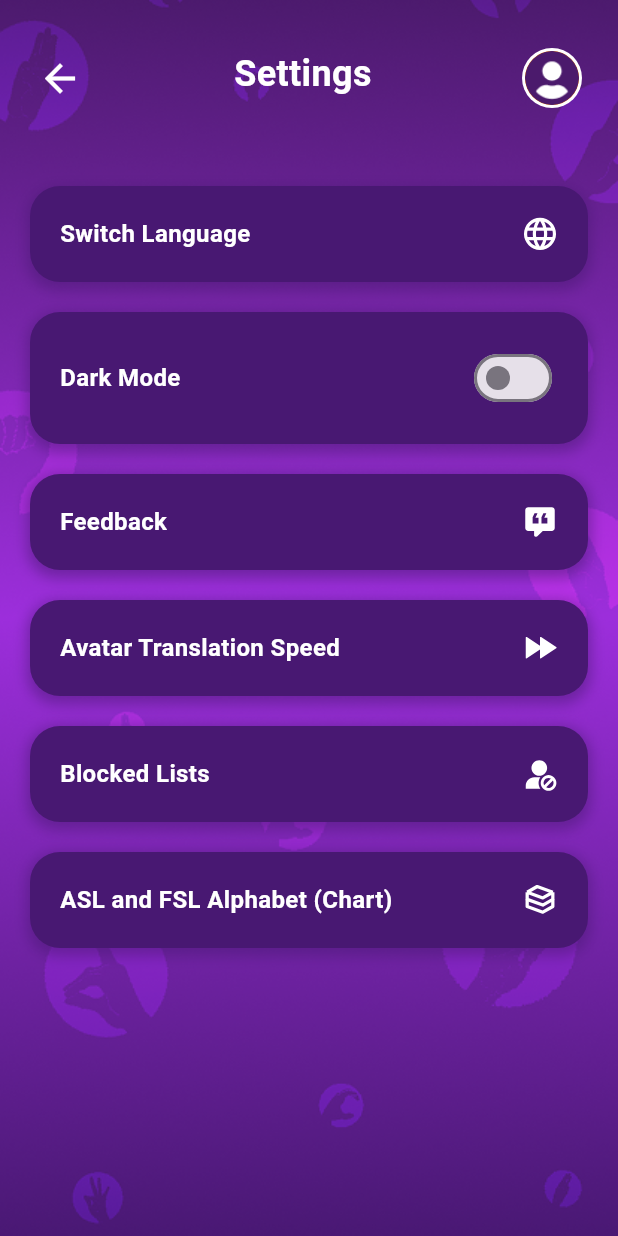
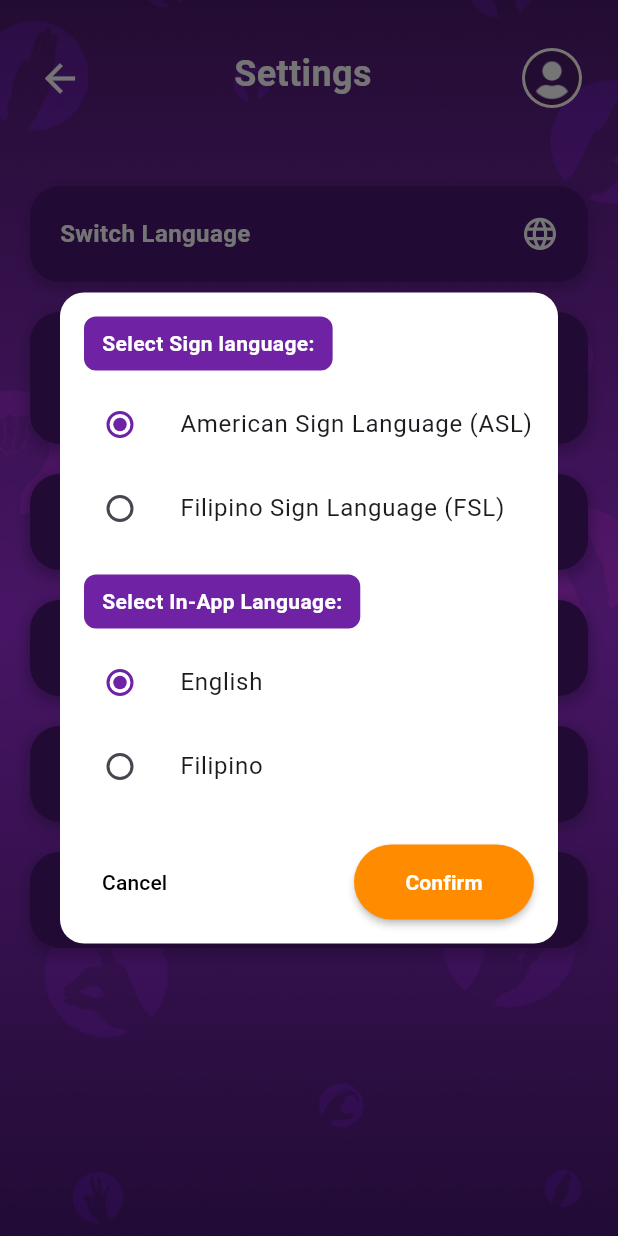
Before and after one commit to wntrpy/SignTalk, a Flutter app: the SettingScreen screen opened by its route, after a tap on "Switch Language", on a phone screen of 412 x 824 dp. Run offline on Flutter 3.47's test engine with Material 3 defaults, Android fonts, the phone set to English and light mode, and no system bars; our stand-ins replace flutter_riverpod, flutter_slidable, flutter_svg, go_router.

Commit message:
added dialog for switch sign language sa settings screen

```diff
--- a/lib/core/helper/helper_settings_screen.dart
+++ b/lib/core/helper/helper_settings_screen.dart
@@ -4,6 +4,7 @@ import 'package:flutter_svg/svg.dart';
 import 'package:go_router/go_router.dart';
 import 'package:signtalk/app_constants.dart';
 import 'package:signtalk/providers/dark_mode_provider.dart';
+import 'package:signtalk/widgets/settings/custom_switch_language_dialog.dart';
 
 // helper method for SVG icons
 Widget _settingsIcon(BuildContext context, String assetPath) {
@@ -31,6 +32,12 @@ List<Map<String, dynamic>> getSettingsOptions(
       ),
       'onTap': () {
         //TODO: show dialog
+        showDialog(
+          context: context,
+          builder: (context) {
+            return CustomSwitchLanguageDialog();
+          },
+        );
       },
     },
     {
--- a/lib/screens/auth_screens/forget_password_verification.dart
+++ b/lib/screens/auth_screens/forget_password_verification.dart
@@ -40,6 +40,7 @@ class ForgetPasswordVerification extends StatelessWidget {
                   CustomTextButton(
                     buttonText: "Resend Code",
                     onPressed: () {},
+                    textColor: Colors.white,
                   ), //TODO: fix later
 
                   SizedBox(height: 40),
--- a/lib/screens/auth_screens/login_screen.dart
+++ b/lib/screens/auth_screens/login_screen.dart
@@ -60,6 +60,7 @@ class LoginScreen extends StatelessWidget {
                   child: CustomTextButton(
                     buttonText: "Forgot Password?",
                     onPressed: () => context.push('/forget_password_screen'),
+                    textColor: Colors.white,
                   ),
                 ),
 
--- a/lib/widgets/buttons/custom_text_button.dart
+++ b/lib/widgets/buttons/custom_text_button.dart
@@ -3,21 +3,20 @@ import 'package:flutter/material.dart';
 class CustomTextButton extends StatelessWidget {
   final String buttonText;
   final void Function() onPressed;
+  final Color textColor;
 
   const CustomTextButton({
     super.key,
     required this.buttonText,
     required this.onPressed,
+    required this.textColor,
   });
 
   @override
   Widget build(BuildContext context) {
     return TextButton(
       onPressed: onPressed,
-      child: const Text(
-        'Forgot password?',
-        style: TextStyle(color: Colors.white70),
-      ),
+      child: Text(buttonText, style: TextStyle(color: textColor)),
     );
   }
 }
--- /dev/null
+++ b/lib/widgets/settings/custom_radio_option.dart
@@ -0,0 +1,29 @@
+import 'package:flutter/material.dart';
+
+class CustomRadioOption extends StatelessWidget {
+  final String label;
+  final String value;
+  final String groupValue;
+  final ValueChanged<String> onChanged;
+  const CustomRadioOption({
+    super.key,
+    required this.label,
+    required this.value,
+    required this.groupValue,
+    required this.onChanged,
+  });
+
+  @override
+  Widget build(BuildContext context) {
+    return ListTile(
+      contentPadding: EdgeInsets.zero,
+      leading: Radio<String>(
+        value: value,
+        groupValue: groupValue,
+        activeColor: Color(0xFF6F22A3),
+        onChanged: (val) => onChanged(val!),
+      ),
+      title: Text(label),
+    );
+  }
+}
--- /dev/null
+++ b/lib/widgets/settings/custom_switch_language_dialog.dart
@@ -0,0 +1,143 @@
+import 'package:flutter/material.dart';
+import 'package:go_router/go_router.dart';
+import 'package:signtalk/app_constants.dart';
+import 'package:signtalk/widgets/buttons/custom_button.dart';
+import 'package:signtalk/widgets/buttons/custom_text_button.dart';
+import 'package:signtalk/widgets/settings/custom_radio_option.dart';
+
+class CustomSwitchLanguageDialog extends StatefulWidget {
+  const CustomSwitchLanguageDialog({super.key});
+
+  @override
+  State<CustomSwitchLanguageDialog> createState() =>
+      _CustomSwitchLanguageDialogState();
+}
+
+class _CustomSwitchLanguageDialogState
+    extends State<CustomSwitchLanguageDialog> {
+  String selectedSignLanguage = 'ASL';
+  String selectedInAppLanguage = 'English';
+
+  @override
+  Widget build(BuildContext context) {
+    return Dialog(
+      backgroundColor: Colors.transparent,
+      child: Container(
+        padding: const EdgeInsets.all(16),
+        decoration: BoxDecoration(
+          color: Colors.white,
+          borderRadius: BorderRadius.circular(16),
+        ),
+        child: Column(
+          mainAxisSize: MainAxisSize.min,
+          crossAxisAlignment: CrossAxisAlignment.start,
+          children: [
+            //------------------------------------TITLE SIGN LANGUAGE-------------------------------------------------//
+            Container(
+              padding: const EdgeInsets.symmetric(vertical: 8, horizontal: 12),
+              decoration: BoxDecoration(
+                color: Color(0xFF6F22A3), // dark violet
+                borderRadius: BorderRadius.circular(8),
+              ),
+              child: const Text(
+                'Select Sign language:',
+                style: TextStyle(
+                  color: Colors.white,
+                  fontWeight: FontWeight.bold,
+                ),
+              ),
+            ),
+            const SizedBox(height: 8),
+
+            //------------------------------------ASL OPTION-------------------------------------------------//
+            CustomRadioOption(
+              label: 'American Sign Language (ASL)',
+              value: 'ASL',
+              groupValue: selectedSignLanguage,
+              onChanged: (value) {
+                setState(() => selectedSignLanguage = value);
+              },
+            ),
+
+            //------------------------------------FSL OPTION-------------------------------------------------//
+            CustomRadioOption(
+              label: 'Filipino Sign Language (FSL)',
+              value: 'FSL',
+              groupValue: selectedSignLanguage,
+              onChanged: (value) {
+                setState(() => selectedSignLanguage = value);
+              },
+            ),
+
+            const SizedBox(height: 16),
+
+            //------------------------------------TITLE IN-APP LANGUAGE------------------------------------------------//
+            Container(
+              padding: const EdgeInsets.symmetric(vertical: 8, horizontal: 12),
+              decoration: BoxDecoration(
+                color: Color(0xFF6F22A3),
+                borderRadius: BorderRadius.circular(8),
+              ),
+              child: const Text(
+                'Select In-App Language:',
+                style: TextStyle(
+                  color: Colors.white,
+                  fontWeight: FontWeight.bold,
+                ),
+              ),
+            ),
+            const SizedBox(height: 8),
+
+            //------------------------------------ENGLIUSH------------------------------------------------//
+            CustomRadioOption(
+              label: 'English',
+              value: 'English',
+              groupValue: selectedInAppLanguage,
+              onChanged: (value) {
+                setState(() => selectedInAppLanguage = value);
+              },
+            ),
+
+            //------------------------------------FILIPINO------------------------------------------------//
+            CustomRadioOption(
+              label: 'Filipino',
+              value: 'Filipino',
+              groupValue: selectedInAppLanguage,
+              onChanged: (value) {
+                setState(() => selectedInAppLanguage = value);
+              },
+            ),
+
+            const SizedBox(height: 24),
+
+            //------------------------------------BUTTONS------------------------------------------------//
+            Row(
+              mainAxisAlignment: MainAxisAlignment.spaceBetween,
+              children: [
+                CustomTextButton(
+                  buttonText: 'Cancel',
+                  onPressed: () => context.pop(context),
+                  textColor: Colors.black,
+                ),
+
+                CustomButton(
+                  buttonText: "Confirm",
+                  colorCode: AppConstants.orange,
+                  buttonWidth: 120,
+                  buttonHeight: 50,
+                  onPressed: () {
+                    //TODO: backend
+                    print('Sign Language: $selectedSignLanguage');
+                    print('App Language: $selectedInAppLanguage');
+                    context.pop(context);
+                  },
+                  textSize: null,
+                ),
+              ],
+            ),
+          ],
+        ),
+      ),
+    );
+  }
+}
```
